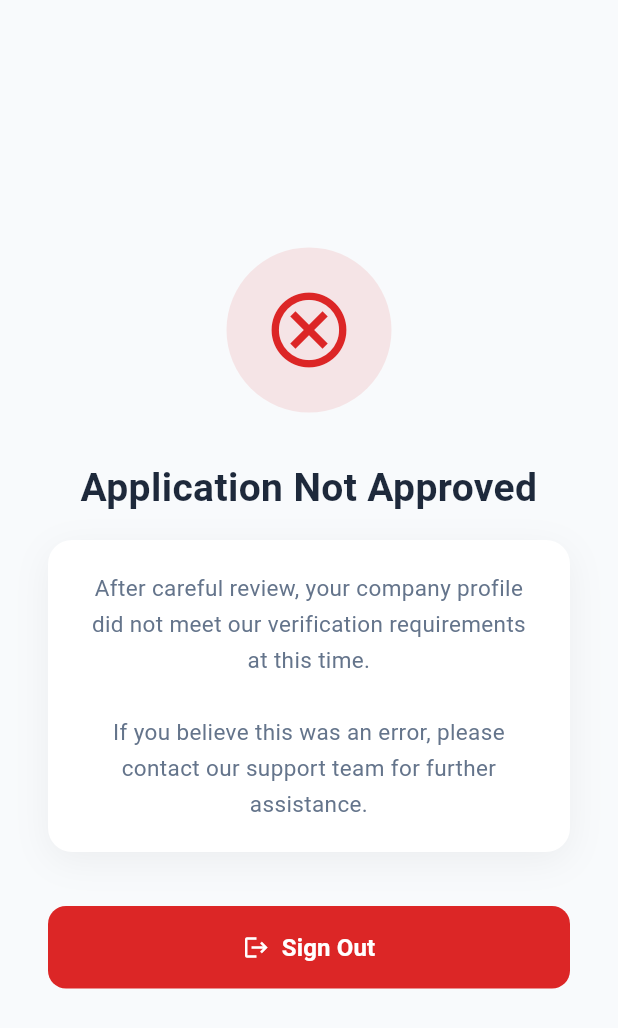
After one commit to AaditAntony/Talent-Sphere-AI, a Flutter app: the CompanyRejectedPage screen opened directly, on a phone screen of 412 x 824 dp. The commit adds this screen. Shown: the top 1028 px of the screen. Run offline on Flutter 3.47's test engine with Material 3 defaults, Android fonts, the phone set to English and light mode, and no system bars; our stand-ins replace cloud_firestore, file_picker, firebase_auth, firebase_core, fl_chart, image_picker; missing offline and left inert: dart:html, flutter_pdfview; accounts and stored records are empty.

Commit message:
the code is done

```diff
--- a/lib/Admin/company_detail_page.dart
+++ b/lib/Admin/company_detail_page.dart
@@ -22,16 +22,14 @@ class CompanyDetailPage extends StatelessWidget {
 
   Future<void> rejectCompany(BuildContext context) async {
     await FirebaseFirestore.instance
-        .collection('companies')
-        .doc(companyId)
-        .delete();
-
-    await FirebaseFirestore.instance
         .collection('users')
         .doc(companyId)
-        .delete();
+        .update({
+      'isRejected': true,
+      'isApproved': false,
+    });
 
-    Navigator.pop(context);
+    if (context.mounted) Navigator.pop(context);
   }
 
   @override
--- a/lib/company/company_dashboard_page.dart
+++ b/lib/company/company_dashboard_page.dart
@@ -1,4 +1,5 @@
 import 'package:flutter/material.dart';
+import 'package:firebase_auth/firebase_auth.dart';
 import 'package:talent_phere_ai/company/company_my_job_page.dart';
 import 'company_overview_page.dart';
 import 'company_post_job_page.dart';
@@ -36,6 +37,15 @@ class _CompanyDashboardPageState extends State<CompanyDashboardPage> {
         elevation: 0,
         backgroundColor: Colors.deepPurple,
         foregroundColor: Colors.white,
+        actions: [
+          IconButton(
+            icon: const Icon(Icons.logout),
+            tooltip: 'Sign Out',
+            onPressed: () async {
+              await FirebaseAuth.instance.signOut();
+            },
+          ),
+        ],
       ),
 
       body: AnimatedSwitcher(
--- /dev/null
+++ b/lib/company/company_rejected_page.dart
@@ -0,0 +1,109 @@
+import 'package:flutter/material.dart';
+import 'package:firebase_auth/firebase_auth.dart';
+
+class CompanyRejectedPage extends StatelessWidget {
+  const CompanyRejectedPage({super.key});
+
+  Future<void> _signOut(BuildContext context) async {
+    await FirebaseAuth.instance.signOut();
+    // AuthWrapper will automatically redirect to LoginPage
+  }
+
+  @override
+  Widget build(BuildContext context) {
+    return Scaffold(
+      backgroundColor: const Color(0xFFF8FAFC),
+      body: Center(
+        child: Padding(
+          padding: const EdgeInsets.all(32),
+          child: Column(
+            mainAxisAlignment: MainAxisAlignment.center,
+            children: [
+              // 🔴 Icon
+              Container(
+                width: 110,
+                height: 110,
+                decoration: BoxDecoration(
+                  color: const Color(0xFFDC2626).withOpacity(0.1),
+                  shape: BoxShape.circle,
+                ),
+                child: const Icon(
+                  Icons.cancel_outlined,
+                  size: 60,
+                  color: Color(0xFFDC2626),
+                ),
+              ),
+
+              const SizedBox(height: 32),
+
+              const Text(
+                'Application Not Approved',
+                style: TextStyle(
+                  fontSize: 26,
+                  fontWeight: FontWeight.bold,
+                  color: Color(0xFF1E293B),
+                ),
+                textAlign: TextAlign.center,
+              ),
+
+              const SizedBox(height: 16),
+
+              Container(
+                padding: const EdgeInsets.symmetric(
+                  horizontal: 24,
+                  vertical: 20,
+                ),
+                decoration: BoxDecoration(
+                  color: Colors.white,
+                  borderRadius: BorderRadius.circular(16),
+                  boxShadow: [
+                    BoxShadow(
+                      blurRadius: 20,
+                      offset: const Offset(0, 6),
+                      color: Colors.black.withOpacity(0.05),
+                    ),
+                  ],
+                ),
+                child: const Text(
+                  'After careful review, your company profile did not meet our verification requirements at this time.\n\nIf you believe this was an error, please contact our support team for further assistance.',
+                  textAlign: TextAlign.center,
+                  style: TextStyle(
+                    fontSize: 15,
+                    color: Color(0xFF64748B),
+                    height: 1.6,
+                  ),
+                ),
+              ),
+
+              const SizedBox(height: 36),
+
+              SizedBox(
+                width: double.infinity,
+                child: ElevatedButton.icon(
+                  onPressed: () => _signOut(context),
+                  icon: const Icon(Icons.logout, color: Colors.white),
+                  label: const Text(
+                    'Sign Out',
+                    style: TextStyle(
+                      color: Colors.white,
+                      fontWeight: FontWeight.w600,
+                      fontSize: 16,
+                    ),
+                  ),
+                  style: ElevatedButton.styleFrom(
+                    backgroundColor: const Color(0xFFDC2626),
+                    padding: const EdgeInsets.symmetric(vertical: 16),
+                    shape: RoundedRectangleBorder(
+                      borderRadius: BorderRadius.circular(12),
+                    ),
+                    elevation: 0,
+                  ),
+                ),
+              ),
+            ],
+          ),
+        ),
+      ),
+    );
+  }
+}
--- a/lib/core/auth_wrapper.dart
+++ b/lib/core/auth_wrapper.dart
@@ -6,6 +6,7 @@ import 'package:cloud_firestore/cloud_firestore.dart';
 import 'package:talent_phere_ai/Admin/admin_dashboard.dart';
 import 'package:talent_phere_ai/company/company_dashboard_page.dart';
 import 'package:talent_phere_ai/company/company_profile_setup.dart';
+import 'package:talent_phere_ai/company/company_rejected_page.dart';
 import 'package:talent_phere_ai/company/waiting_approval_screen.dart';
 import 'package:talent_phere_ai/user/user_dashboard_page.dart';
 import 'package:talent_phere_ai/user/user_profile_setup_page.dart';
@@ -72,6 +73,12 @@ class AuthWrapper extends StatelessWidget {
                 return const CompanyProfileSetupPage();
               }
 
+              // 🔴 Rejected by admin
+              final isRejected = userData['isRejected'] ?? false;
+              if (isRejected == true) {
+                return const CompanyRejectedPage();
+              }
+
               if (!isApproved) {
                 return const WaitingApprovalPage();
               }
```
